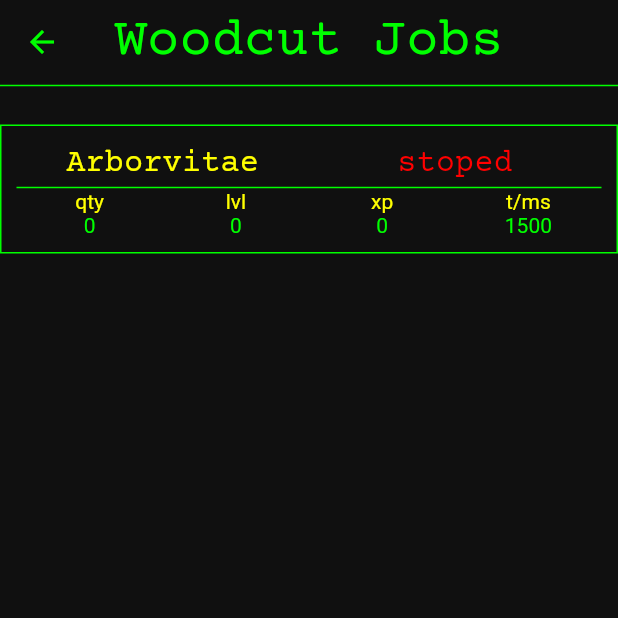
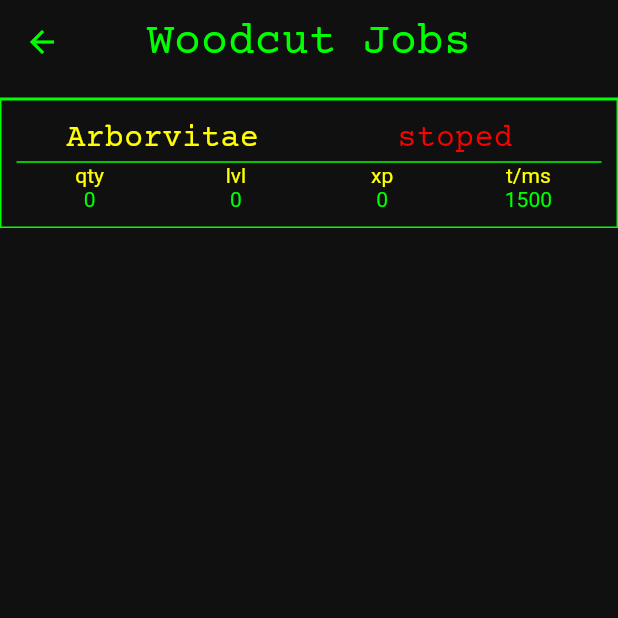
Before and after one commit to daaug/ComputerIdle, a Flutter app: the screen it shows after launch, after a tap on "woodcut", on a phone screen of 412 x 824 dp, the top half of it. Run offline on Flutter 3.47's test engine with Material 3 defaults, Android fonts, the phone set to English and light mode, and no system bars.

Commit message:
Fix global theme for appbar + small adjust on currWorks

```diff
--- a/lib/main.dart
+++ b/lib/main.dart
@@ -16,11 +16,17 @@
     return MaterialApp(
       title: 'Medievidle',
       theme: ThemeData(
+        appBarTheme: AppBarTheme(
+          backgroundColor: globalBackground,
+          foregroundColor: globalFontColor,
+          centerTitle: true,
+        ),
         brightness: Brightness.dark,
         primaryColor: globalFontColor,
         fontFamily: "CourierPrime",
-        textTheme: const TextTheme(
-          titleLarge: TextStyle(fontSize: 36.0,), // AppBar
+        scaffoldBackgroundColor: globalBackground,
+        textTheme: TextTheme(
+          titleLarge: TextStyle(fontSize: 30.0, color: globalFontColor, backgroundColor: globalBackground), // AppBar
           bodyMedium: TextStyle(fontSize: 21.0,), // Text
           labelLarge: TextStyle(fontSize: 24), // Button
         ),
@@ -71,15 +77,9 @@
     return Scaffold(
       appBar: AppBar(
         title: Text('Home', style: TextStyle(color: globalFontColor),),
-        centerTitle: true,
         bottom: PreferredSize(
           preferredSize: const Size.fromHeight(10),
-          child: Column(
-            children: [
-              Divider(height: 1, color: globalAccentColor,),
-              SizedBox(height: sizedBoxH,)
-            ],
-          ),
+          child: Divider(height: 1, color: globalAccentColor,),
         )
       ),
       body: SizedBox.expand(
@@ -87,6 +87,7 @@
           child: Column(
             crossAxisAlignment: CrossAxisAlignment.center,
             children: [
+              SizedBox(height: sizedBoxH),
               const Text("V Skills V"),
               SizedBox(height: sizedBoxH),
               Wrap(
--- a/lib/woodcut.dart
+++ b/lib/woodcut.dart
@@ -8,24 +8,15 @@
 
   @override
   Widget build(BuildContext context) {
-    return DefaultTabController(
-      length: 2,
-      child: Scaffold(
-        backgroundColor: globalBackground,
-        appBar: AppBar(
-          title: const Text('Woodcut Jobs'),
-          backgroundColor: globalBackground,
-          foregroundColor: globalFontColor,
-          centerTitle: true,
-          bottom: PreferredSize(
-            preferredSize: const Size.fromHeight(2),
-            child: Divider(height: 2, color: globalAccentColor,)
-          ),
-        ),
-        body: Padding( padding: const EdgeInsets.only(top: 25),
-          child: ItemsList(colsMap: colsWoodcut, dataList: dataWoodcut),
+    return Scaffold(
+      appBar: AppBar(
+        title: const Text('Woodcut Jobs'),
+        bottom: PreferredSize(
+          preferredSize: const Size.fromHeight(10),
+          child: Divider(height: 1, color: globalAccentColor,),
         )
-      )
+      ),
+      body: ItemsList(colsMap: colsWoodcut, dataList: dataWoodcut),
     );
   }
 }
```
